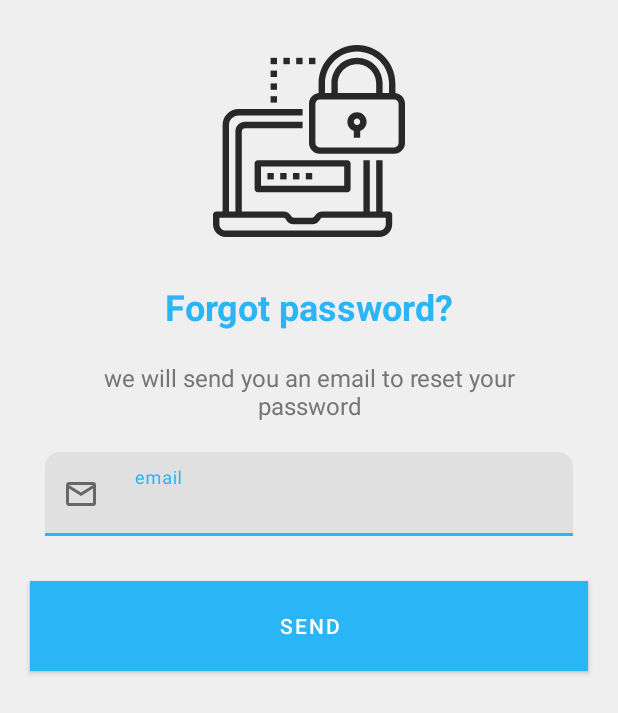
After one commit to roiacult/Madinatic, an Android app: the layout reset_password.xml on its own in the app's theme, with its tools: preview values and no code run, on a phone screen of 412 x 824 dp. The commit adds this screen. Shown: the top 713 px of the screen. Run offline under Robolectric (Android 15) with nearby library versions, the phone set to English and light mode, and no system bars.

Commit message:
create forgot password view

```diff
--- /dev/null
+++ b/app/src/main/res/drawable/forgot_password.xml
@@ -0,0 +1,48 @@
+<vector android:height="128dp" android:viewportHeight="750"
+    android:viewportWidth="750" android:width="128dp" xmlns:android="http://schemas.android.com/apk/res/android">
+    <path android:fillAlpha="1" android:fillColor="#000000"
+        android:fillType="nonZero"
+        android:pathData="M50,750L650,750C677.613,750 700,727.613 700,700L700,662.5C700,655.594 694.406,650 687.5,650L662.5,650L662.5,450L637.5,450L637.5,650L612.5,650L612.5,450L587.5,450L587.5,650L427.949,650C414.641,649.953 402.461,657.48 396.555,669.414C394.852,672.855 391.336,675.031 387.5,675L315.449,675C311.617,675.023 308.105,672.852 306.414,669.414C300.5,657.48 288.32,649.953 275,650L112.5,650L112.5,337.5C112.5,330.594 118.094,325 125,325L350,325L350,300L125,300C104.293,300 87.5,316.793 87.5,337.5L87.5,650L62.5,650L62.5,312.5C62.5,291.793 79.293,275 100,275L350,275L350,250L100,250C65.5,250.043 37.543,278 37.5,312.5L37.5,650L12.5,650C5.594,650 0,655.594 0,662.5L0,700C0,727.613 22.387,750 50,750ZM25,675L275,675C278.832,674.98 282.344,677.145 284.055,680.57C289.953,692.508 302.141,700.047 315.449,700L387.5,700C400.82,700.047 413.008,692.508 418.914,680.57C420.605,677.141 424.121,674.977 427.949,675L675,675L675,700C675,713.809 663.809,725 650,725L50,725C36.191,725 25,713.809 25,700ZM25,675" android:strokeColor="#00000000"/>
+    <path android:fillAlpha="1" android:fillColor="#000000"
+        android:fillType="nonZero"
+        android:pathData="M162.5,462.5L162.5,562.5C162.5,569.406 168.094,575 175,575L525,575C531.906,575 537.5,569.406 537.5,562.5L537.5,462.5C537.5,455.594 531.906,450 525,450L175,450C168.094,450 162.5,455.594 162.5,462.5ZM187.5,475L512.5,475L512.5,550L187.5,550ZM187.5,475" android:strokeColor="#00000000"/>
+    <path android:fillAlpha="1" android:fillColor="#000000"
+        android:fillType="nonZero"
+        android:pathData="M212.5,500L237.5,500L237.5,525L212.5,525ZM212.5,500" android:strokeColor="#00000000"/>
+    <path android:fillAlpha="1" android:fillColor="#000000"
+        android:fillType="nonZero"
+        android:pathData="M262.5,500L287.5,500L287.5,525L262.5,525ZM262.5,500" android:strokeColor="#00000000"/>
+    <path android:fillAlpha="1" android:fillColor="#000000"
+        android:fillType="nonZero"
+        android:pathData="M312.5,500L337.5,500L337.5,525L312.5,525ZM312.5,500" android:strokeColor="#00000000"/>
+    <path android:fillAlpha="1" android:fillColor="#000000"
+        android:fillType="nonZero"
+        android:pathData="M362.5,500L387.5,500L387.5,525L362.5,525ZM362.5,500" android:strokeColor="#00000000"/>
+    <path android:fillAlpha="1" android:fillColor="#000000"
+        android:fillType="nonZero"
+        android:pathData="M712.5,187.965L712.5,150C712.5,67.156 645.344,0 562.5,0C479.656,0 412.5,67.156 412.5,150L412.5,187.965C391.23,190.23 375.074,208.133 375,229.523L375,382.977C375.031,406.176 393.836,424.98 417.035,425L707.965,425C731.164,424.98 749.969,406.176 750,382.977L750,229.523C749.926,208.133 733.77,190.23 712.5,187.965ZM437.5,150C437.5,80.961 493.461,25 562.5,25C631.539,25 687.5,80.961 687.5,150L687.5,187.5L662.5,187.5L662.5,150C662.5,94.77 617.73,50 562.5,50C507.27,50 462.5,94.77 462.5,150L462.5,187.5L437.5,187.5ZM487.5,187.5L487.5,150C487.5,108.586 521.086,75 562.5,75C603.914,75 637.5,108.586 637.5,150L637.5,187.5ZM725,382.977C724.992,392.379 717.363,399.996 707.965,400L417.035,400C407.637,399.996 400.008,392.379 400,382.977L400,229.523C400.008,220.121 407.637,212.504 417.035,212.5L707.965,212.5C717.363,212.504 724.992,220.121 725,229.523ZM725,382.977" android:strokeColor="#00000000"/>
+    <path android:fillAlpha="1" android:fillColor="#000000"
+        android:fillType="nonZero"
+        android:pathData="M562.5,262.5C544.258,262.461 528.652,275.59 525.555,293.574C522.465,311.555 532.793,329.141 550,335.199L550,362.5L575,362.5L575,335.199C592.207,329.141 602.535,311.555 599.445,293.574C596.348,275.59 580.742,262.461 562.5,262.5ZM562.5,312.5C555.594,312.5 550,306.906 550,300C550,293.094 555.594,287.5 562.5,287.5C569.406,287.5 575,293.094 575,300C575,306.906 569.406,312.5 562.5,312.5ZM562.5,312.5" android:strokeColor="#00000000"/>
+    <path android:fillAlpha="1" android:fillColor="#000000"
+        android:fillType="nonZero"
+        android:pathData="M225,200L250,200L250,225L225,225ZM225,200" android:strokeColor="#00000000"/>
+    <path android:fillAlpha="1" android:fillColor="#000000"
+        android:fillType="nonZero"
+        android:pathData="M225,150L250,150L250,175L225,175ZM225,150" android:strokeColor="#00000000"/>
+    <path android:fillAlpha="1" android:fillColor="#000000"
+        android:fillType="nonZero"
+        android:pathData="M225,100L250,100L250,125L225,125ZM225,100" android:strokeColor="#00000000"/>
+    <path android:fillAlpha="1" android:fillColor="#000000"
+        android:fillType="nonZero"
+        android:pathData="M225,50L250,50L250,75L225,75ZM225,50" android:strokeColor="#00000000"/>
+    <path android:fillAlpha="1" android:fillColor="#000000"
+        android:fillType="nonZero"
+        android:pathData="M275,50L300,50L300,75L275,75ZM275,50" android:strokeColor="#00000000"/>
+    <path android:fillAlpha="1" android:fillColor="#000000"
+        android:fillType="nonZero"
+        android:pathData="M325,50L350,50L350,75L325,75ZM325,50" android:strokeColor="#00000000"/>
+    <path android:fillAlpha="1" android:fillColor="#000000"
+        android:fillType="nonZero"
+        android:pathData="M375,50L400,50L400,75L375,75ZM375,50" android:strokeColor="#00000000"/>
+</vector>
--- a/app/src/main/res/layout/login.xml
+++ b/app/src/main/res/layout/login.xml
@@ -2,6 +2,14 @@
 <layout xmlns:app="http://schemas.android.com/apk/res-auto"
     xmlns:android="http://schemas.android.com/apk/res/android"
     xmlns:tools="http://schemas.android.com/tools">
+
+    <data>
+        <variable
+            name="state"
+            type="ViewState" />
+        <import type="android.view.View"/>
+        <import type="com.roacult.madinatic.utils.states.ViewState"/>
+    </data>
     <androidx.constraintlayout.widget.ConstraintLayout
         android:layout_width="match_parent"
         android:layout_height="match_parent">
@@ -49,6 +57,7 @@
 
 
         <LinearLayout
+            android:visibility="@{state != ViewState.LOADING ? View.VISIBLE : View.GONE }"
             android:gravity="center"
             android:orientation="vertical"
             android:layout_width="0dp"
@@ -137,6 +146,8 @@
 
         </LinearLayout>
 
+
+
         <LinearLayout
             android:id="@+id/linearLayout2"
             android:layout_width="0dp"
@@ -188,5 +199,17 @@
             app:layout_constraintStart_toStartOf="parent"
             app:layout_constraintTop_toBottomOf="@+id/linearLayout2" />
 
+        <ProgressBar
+            tools:visibility="gone"
+            android:visibility="@{state == ViewState.LOADING ? View.VISIBLE : View.GONE }"
+            android:id="@+id/progressBar"
+            style="?android:attr/progressBarStyle"
+            android:layout_width="wrap_content"
+            android:layout_height="wrap_content"
+            app:layout_constraintBottom_toTopOf="@+id/guideline2"
+            app:layout_constraintEnd_toEndOf="parent"
+            app:layout_constraintStart_toStartOf="parent"
+            app:layout_constraintTop_toTopOf="@+id/guideline"/>
+
     </androidx.constraintlayout.widget.ConstraintLayout>
 </layout>
--- /dev/null
+++ b/app/src/main/res/layout/reset_password.xml
@@ -0,0 +1,143 @@
+<?xml version="1.0" encoding="utf-8"?>
+<layout xmlns:tools="http://schemas.android.com/tools">
+    <data>
+        <import type="android.view.View"/>
+        <import type="com.roacult.madinatic.utils.states.ViewState"/>
+        <variable name="state" type="ViewState" />
+    </data>
+    <androidx.constraintlayout.widget.ConstraintLayout
+        xmlns:android="http://schemas.android.com/apk/res/android"
+        android:layout_width="match_parent"
+        android:layout_marginBottom="50dp"
+        xmlns:app="http://schemas.android.com/apk/res-auto"
+        android:background="@color/background"
+        android:clickable="true"
+        android:layout_height="match_parent">
+        <androidx.appcompat.widget.AppCompatImageView
+            android:layout_width="wrap_content"
+            app:srcCompat="@drawable/forgot_password"
+            app:tint="@color/black_white_icons"
+            android:id="@+id/passwor_icon"
+            app:layout_constraintStart_toStartOf="parent"
+            app:layout_constraintEnd_toEndOf="parent"
+            app:layout_constraintTop_toTopOf="parent"
+            android:layout_marginTop="30dp"
+            android:layout_height="wrap_content"/>
+        <TextView
+            android:layout_width="wrap_content"
+            app:layout_constraintTop_toBottomOf="@id/passwor_icon"
+            android:layout_marginTop="30dp"
+            android:text="@string/forgot_password"
+            android:textSize="24sp"
+            android:textColor="@color/primaryColor"
+            android:textStyle="bold"
+            android:id="@+id/forget_passwod_text"
+            app:layout_constraintStart_toStartOf="parent"
+            app:layout_constraintEnd_toEndOf="parent"
+            android:layout_height="wrap_content"/>
+        <TextView
+            android:layout_width="wrap_content"
+            app:layout_constraintTop_toBottomOf="@id/forget_passwod_text"
+            app:layout_constraintStart_toStartOf="parent"
+            app:layout_constraintEnd_toEndOf="parent"
+            android:textSize="16sp"
+            android:text="@string/reset_pass_desc"
+            android:gravity="center"
+            android:textColor="@color/subtitleTextColor"
+            android:layout_marginTop="20dp"
+            android:id="@+id/forget_password_stext"
+            android:paddingStart="50dp"
+            android:paddingEnd="50dp"
+            android:layout_height="wrap_content"/>
+
+        <com.google.android.material.textfield.TextInputLayout
+            android:layout_width="0dp"
+            app:layout_constraintTop_toBottomOf="@id/forget_password_stext"
+            app:layout_constraintStart_toStartOf="parent"
+            app:layout_constraintEnd_toEndOf="parent"
+            android:layout_marginTop="20dp"
+            android:layout_marginStart="30dp"
+            android:layout_marginEnd="30dp"
+            app:hintEnabled="true"
+            app:startIconDrawable="@drawable/email_outline"
+            android:id="@+id/text_input_layout"
+            app:hintAnimationEnabled="true"
+            app:boxCornerRadiusTopEnd="10dp"
+            app:boxCornerRadiusTopStart="10dp"
+            android:layout_height="wrap_content">
+            <com.google.android.material.textfield.TextInputEditText
+                android:clickable="@{state == ViewState.LOADING ? false : true}"
+                android:layout_width="match_parent"
+                android:hint="@string/email"
+                android:inputType="textEmailAddress"
+                android:id="@+id/email"
+                android:drawablePadding="8dp"
+                android:layout_height="wrap_content"/>
+
+        </com.google.android.material.textfield.TextInputLayout>
+
+<!--        android:onClick="@{(v)-> viewModel.forgetPassword(email.getText().toString())}"-->
+        <com.google.android.material.button.MaterialButton
+            android:clickable="@{state == ViewState.LOADING ? false : true}"
+            android:layout_width="0dp"
+            app:layout_constraintStart_toStartOf="parent"
+            app:layout_constraintEnd_toEndOf="parent"
+            app:layout_constraintTop_toBottomOf="@id/text_input_layout"
+            android:layout_marginTop="30dp"
+            android:layout_marginStart="20dp"
+            android:layout_marginEnd="20dp"
+            android:id="@+id/send_email"
+            app:cornerRadius="16dp"
+            app:elevation="4dp"
+            android:background="@color/primaryColor"
+            android:text="@string/envoyer"
+            android:textColor="#FFF"
+            android:layout_height="60dp" />
+
+        <View app:layout_constraintTop_toBottomOf="@id/send_email"
+            android:layout_height="30dp"
+            android:layout_width="0dp"
+            app:layout_constraintStart_toStartOf="parent"
+            app:layout_constraintEnd_toEndOf="parent"
+            />
+        <com.google.android.material.card.MaterialCardView
+            tools:visibility="gone"
+            android:visibility="@{state == ViewState.LOADING ? View.VISIBLE : View.GONE}"
+            android:layout_width="wrap_content"
+            app:cardCornerRadius="6dp"
+            app:cardElevation="15dp"
+            app:layout_constraintTop_toTopOf="parent"
+            android:id="@+id/loading_state"
+            app:layout_constraintBottom_toBottomOf="parent"
+            app:layout_constraintRight_toRightOf="parent"
+            app:layout_constraintLeft_toLeftOf="parent"
+            android:layout_height="wrap_content">
+            <androidx.constraintlayout.widget.ConstraintLayout
+                android:layout_width="wrap_content"
+                android:orientation="horizontal"
+                android:padding="20dp"
+                android:layout_height="wrap_content">
+                <ProgressBar
+                    app:layout_constraintTop_toTopOf="parent"
+                    app:layout_constraintLeft_toLeftOf="parent"
+                    android:layout_width="wrap_content"
+                    android:layout_marginStart="20dp"
+                    android:id="@+id/progress_bar1"
+                    android:layout_height="wrap_content"/>
+                <TextView
+                    android:layout_width="wrap_content"
+                    android:layout_marginEnd="30dp"
+                    app:layout_constraintLeft_toRightOf="@id/progress_bar1"
+                    app:layout_constraintTop_toTopOf="@id/progress_bar1"
+                    app:layout_constraintBottom_toBottomOf="@id/progress_bar1"
+                    android:textSize="15sp"
+                    android:textColor="@color/titleTextColor"
+                    android:layout_marginStart="10dp"
+                    app:layout_constraintRight_toRightOf="parent"
+                    android:text="@string/please_wait"
+                    android:layout_height="wrap_content"/>
+            </androidx.constraintlayout.widget.ConstraintLayout>
+        </com.google.android.material.card.MaterialCardView>
+
+    </androidx.constraintlayout.widget.ConstraintLayout>
+</layout>
--- a/app/src/main/res/values/strings.xml
+++ b/app/src/main/res/values/strings.xml
@@ -11,4 +11,9 @@
     <string name="reset_your_password">reset your password</string>
     <string name="you_are_new_here">You are new here?</string>
     <string name="register">Register</string>
+    <string name="forgot_password">Forgot password?</string>
+    <string name="reset_pass_desc">we will send you an email to reset your password</string>
+    <string name="email">email</string>
+    <string name="envoyer">send</string>
+    <string name="please_wait">please wait</string>
 </resources>
```
